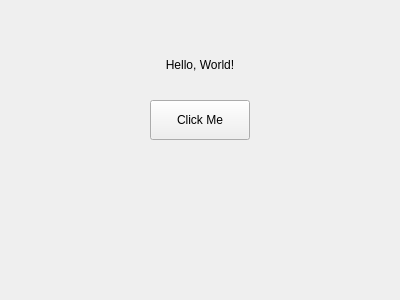
First picture: the form in src/app/mainwindow.ui, repository Triple-Trouble-Devs/PacketEye, before the edit.
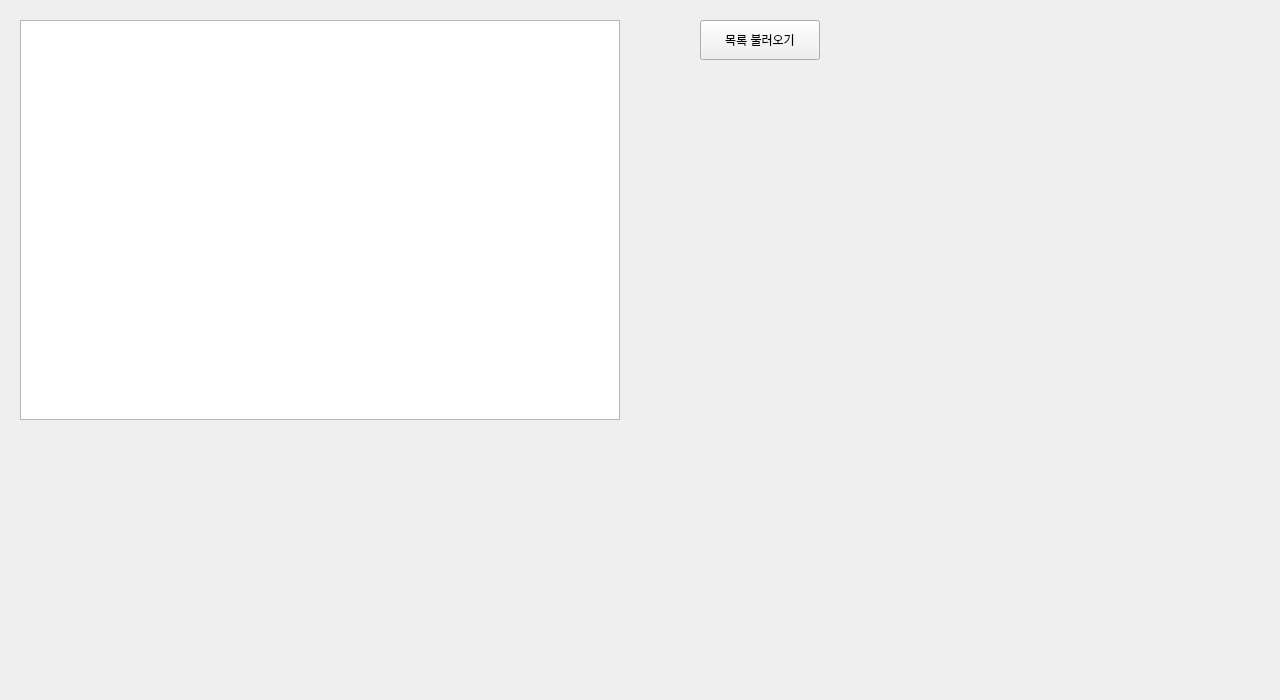
Second picture: the form after the edit.

Commit message: feat: 네트워크 디바이스 목록 불러오기 구현 - mainwindow에서 캡처 시작 버튼을 통해서 네트워크 디바이스 목록을 불러옵니다.

Diff of the .ui file:
```diff
--- a/src/app/mainwindow.ui
+++ b/src/app/mainwindow.ui
@@ -6,41 +6,38 @@
    <rect>
     <x>0</x>
     <y>0</y>
-    <width>400</width>
-    <height>300</height>
+    <width>1280</width>
+    <height>700</height>
    </rect>
   </property>
   <property name="windowTitle">
    <string>Packet Eye</string>
   </property>
   <widget class="QWidget" name="centralwidget">
-   <widget class="QPushButton" name="pushButton">
+   <widget class="QListWidget" name="packetListWidget">
     <property name="geometry">
      <rect>
-      <x>150</x>
-      <y>100</y>
-      <width>100</width>
-      <height>40</height>
+      <x>20</x>
+      <y>20</y>
+      <width>600</width>
+      <height>400</height>
      </rect>
     </property>
-    <property name="text">
-     <string>Click Me</string>
+    <property name="toolTip">
+     <string>패킷 목록</string>
     </property>
    </widget>
-   <widget class="QLabel" name="label">
+   <widget class="QPushButton" name="captureButton">
     <property name="geometry">
      <rect>
-      <x>150</x>
-      <y>50</y>
-      <width>100</width>
-      <height>30</height>
+      <x>700</x>
+      <y>20</y>
+      <width>120</width>
+      <height>40</height>
      </rect>
     </property>
     <property name="text">
-     <string>Hello, World!</string>
-    </property>
-    <property name="alignment">
-     <set>Qt::AlignCenter</set>
+     <string>목록 불러오기</string>
     </property>
    </widget>
   </widget>
```
Left out of the diff: 1 changed line with no effect on the pictures. The commit also changes 3 other files.
